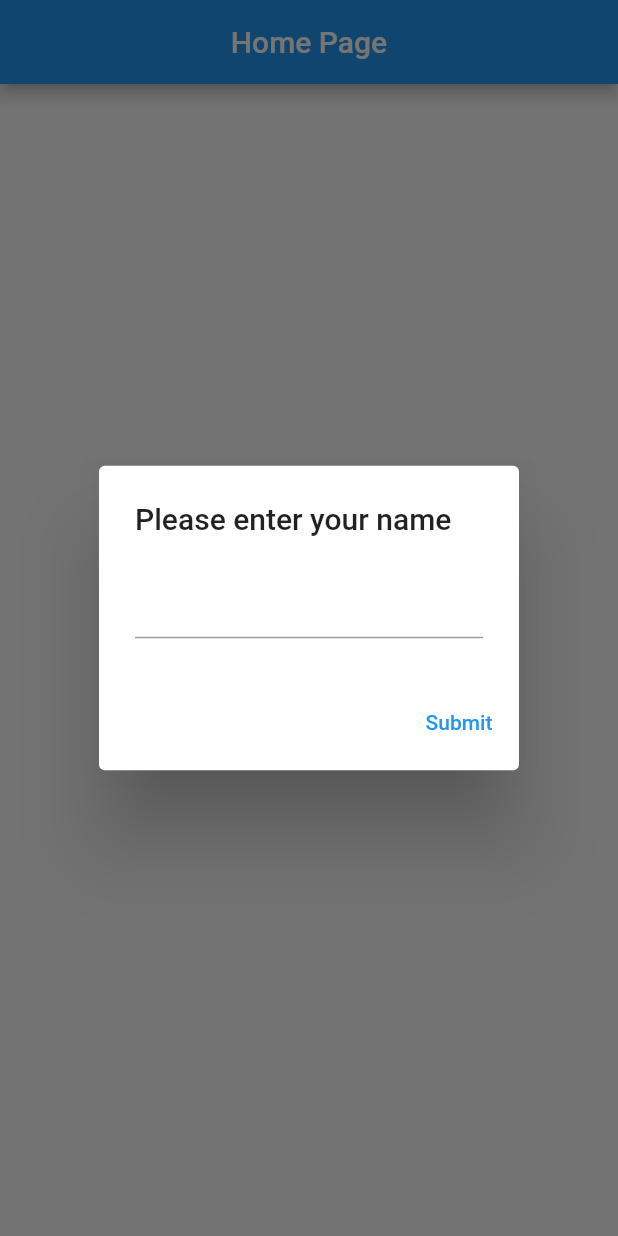
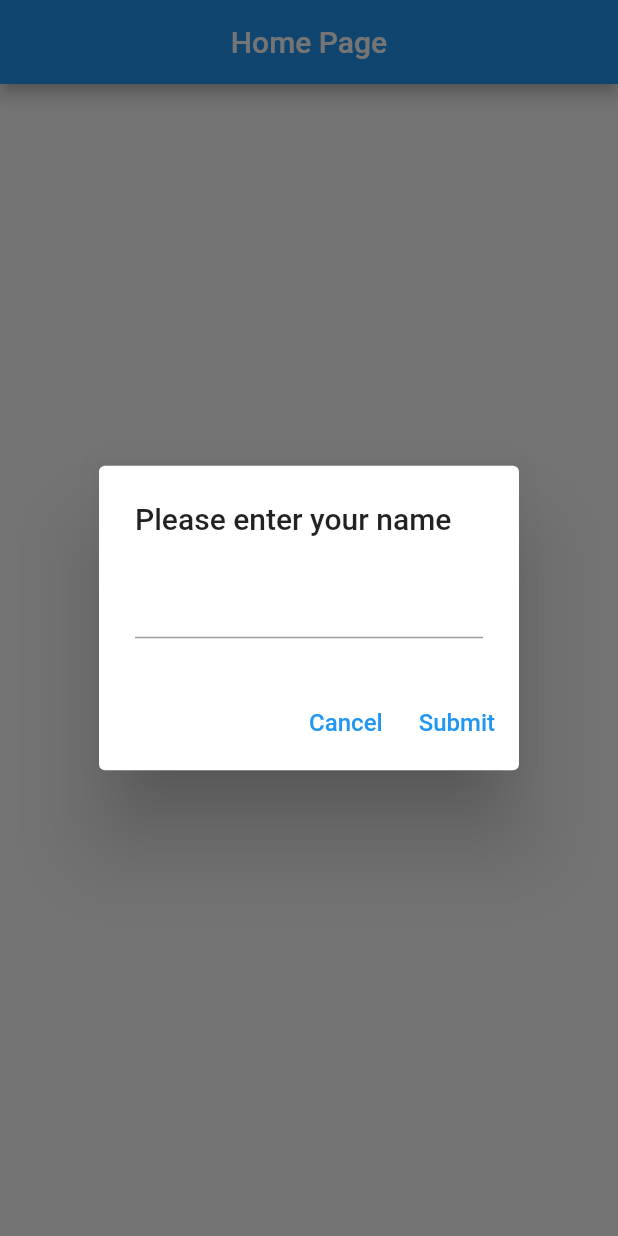
Before and after one commit to sparklearnedtech/flutter-chat, a Flutter app: the screen it shows after launch, after a tap on "Chat Page", on a phone screen of 412 x 824 dp. Run offline on Flutter 3.47's test engine with Material 2 defaults, Android fonts, the light colour scheme and no system bars.

Commit message:
Added canel button to dialog box

```diff
--- a/lib/pages/home/home_page.dart
+++ b/lib/pages/home/home_page.dart
@@ -27,7 +27,17 @@ class _HomePageState extends State<HomePage> {
                 actions: [
                   TextButton(
                     onPressed: () => {},
-                    child: const Text("Submit"),
+                    child: const Text(
+                      "Cancel",
+                      style: TextStyle(fontSize: 16),
+                    ),
+                  ),
+                  TextButton(
+                    onPressed: () => {},
+                    child: const Text(
+                      "Submit",
+                      style: TextStyle(fontSize: 16, color: Colors.blue),
+                    ),
                   ),
                 ],
               ),
```
